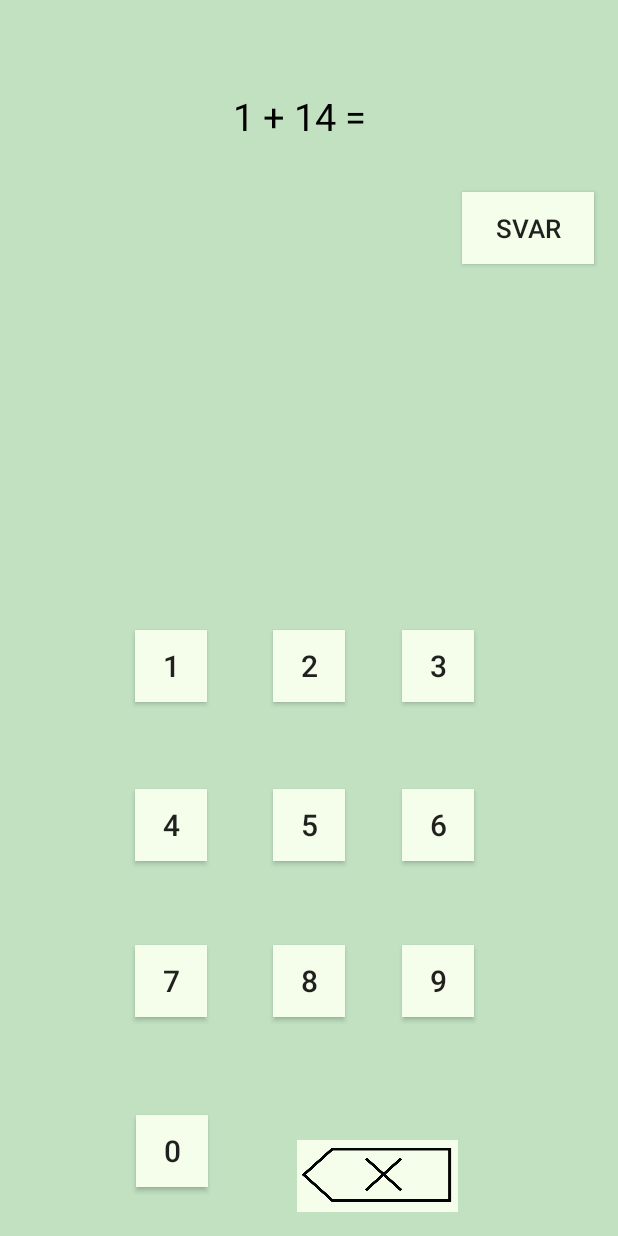
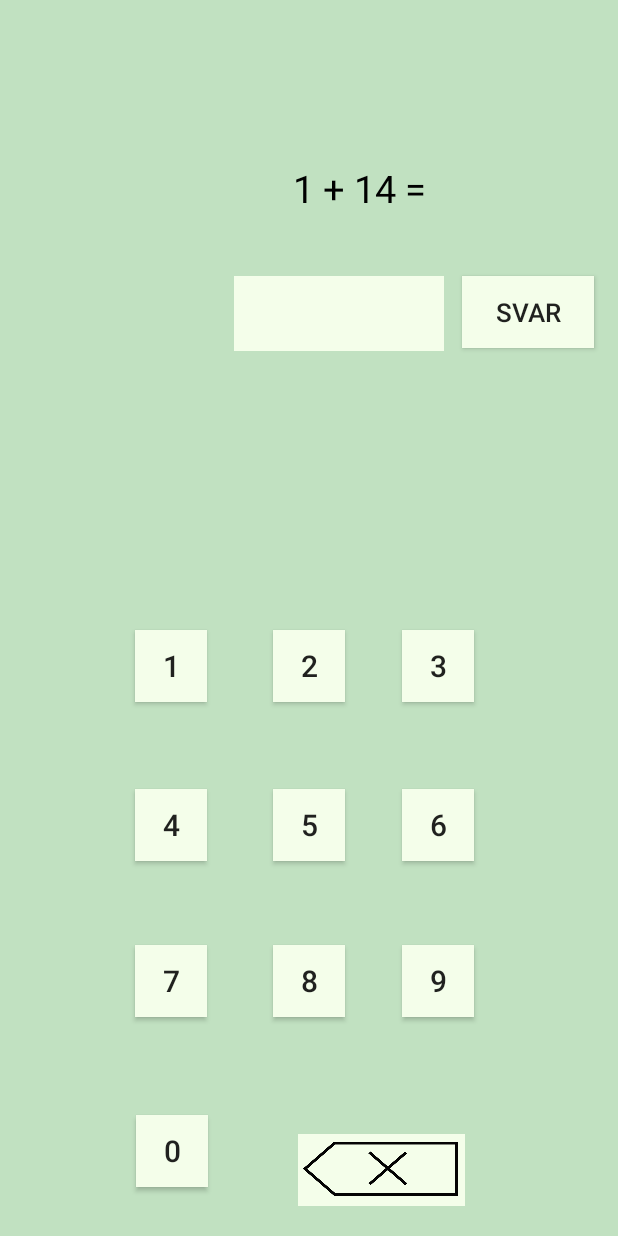
Before and after one commit to jorkop/Mappe1App, an Android app: the Start screen opened directly, with no data from a screen before it, after a tap on "SVAR", on a phone screen of 412 x 824 dp. Run offline under Robolectric (Android 15) with nearby library versions, the phone set to English and light mode, and no system bars; libraries missing offline, so code that uses them is left out: com.muddzdev.styleabletoastlibrary.

Commit message:
Styling og spill

```diff
--- a/app/build.gradle
+++ b/app/build.gradle
@@ -31,6 +31,7 @@ dependencies {
 
     implementation 'androidx.appcompat:appcompat:1.0.0'
     implementation 'androidx.constraintlayout:constraintlayout:1.1.3'
+    implementation 'com.muddzdev:styleabletoast:2.0.1'
     testImplementation 'junit:junit:4.+'
     androidTestImplementation 'androidx.test.ext:junit:1.1.1'
     androidTestImplementation 'androidx.test.espresso:espresso-core:3.1.0'
--- a/app/src/main/java/com/example/mappe1s344183s303045/MainActivity.java
+++ b/app/src/main/java/com/example/mappe1s344183s303045/MainActivity.java
@@ -5,6 +5,8 @@ import android.os.Bundle;
 import android.view.View;
 import android.widget.Button;
 import android.widget.Toast;
+
+import com.muddzdev.styleabletoastlibrary.StyleableToast;
 
 public class MainActivity extends AppCompatActivity {
 
@@ -21,7 +23,6 @@ public class MainActivity extends AppCompatActivity {
         tredjeknapp.setOnClickListener(this::onClick);
         //Lager clicklisteners slik at trykkene registreres
     }
-
 
     public void onClick(View v) {
         if (v.getId() == R.id.startknapp) {
--- a/app/src/main/java/com/example/mappe1s344183s303045/Start.java
+++ b/app/src/main/java/com/example/mappe1s344183s303045/Start.java
@@ -2,13 +2,21 @@ package com.example.mappe1s344183s303045;
 
 import android.os.Bundle;
 import androidx.appcompat.app.AppCompatActivity;
+
+import android.text.AlteredCharSequence;
+import android.view.Gravity;
 import android.view.View;
 import android.widget.Button;
 import android.widget.EditText;
 import android.widget.ImageButton;
 import android.widget.TextView;
+import android.widget.Toast;
+
+import com.muddzdev.styleabletoastlibrary.StyleableToast;
 
 public class Start extends AppCompatActivity implements View.OnClickListener{
+
+    private AlteredCharSequence Snackbar;
 
     @Override
     protected void onCreate(Bundle savedInstanceState) {
@@ -45,6 +53,10 @@ public class Start extends AppCompatActivity implements View.OnClickListener{
         TextView tv = findViewById(R.id.spørsmål);
         int x = (int) (Math.random() * 14 - 0);
         tv.setText(getResources().getStringArray(R.array.regnestykker)[x]);
+    }
+
+    public void showToast(View v){ // Skreddersydd Toast
+        StyleableToast.makeText(this,"Hello world!",R.style.exampleToast).show();
     }
 
     //Funksjonen onClick legger inn tall i inputfeltet fra knappene og sletter hvis slettknappen trykkes
@@ -94,13 +106,33 @@ public class Start extends AppCompatActivity implements View.OnClickListener{
             System.out.println("Could not set text " + e);
         }
 
-        if (v.getId() == R.id.svarknapp) {
+        if (v.getId() == R.id.svarknapp) { // Sammenligner tekst på skjerm med spørsmål-array og henter svar fra svar-array
             TextView spørs = findViewById(R.id.spørsmål);
             String navn = spørs.getText().toString();
             for (int i = 0; i < 15; i++) {
                 if (getResources().getStringArray(R.array.regnestykker)[i].equals(navn)) {
                     String svar = (getResources().getStringArray(R.array.svar)[i]);
                     System.out.println("Svaret er: " + svar);
+
+                    if (svar.equals(resultat)) {
+                        Toast toast = Toast.makeText(getApplicationContext(), "Riktig!", Toast.LENGTH_SHORT);
+                        toast.show();
+                        toast.setGravity(Gravity.CENTER_HORIZONTAL,0,0);
+
+
+                    } else {
+                        Toast toast = Toast.makeText(getApplicationContext(), "Ikke riktig denne gangen!", Toast.LENGTH_LONG);
+                        toast.show();
+                        toast.setGravity(Gravity.CENTER_HORIZONTAL,0,0);
+
+
+                        /* For eventuell styling av Toast
+                        StyleableToast toast = StyleableToast.makeText(getApplicationContext(), "Detta blei feil...", R.style.exampleToast);
+                        toast.show();
+                        toast.setGravity(Gravity.CENTER_HORIZONTAL);
+                         */
+                    }
+
                 }
             }
         }
--- a/app/src/main/res/layout/startspill.xml
+++ b/app/src/main/res/layout/startspill.xml
@@ -13,8 +13,8 @@
         android:id="@+id/spørsmål"
         android:layout_width="wrap_content"
         android:layout_height="wrap_content"
-        android:layout_marginTop="60dp"
-        android:layout_marginEnd="168dp"
+        android:layout_marginTop="108dp"
+        android:layout_marginEnd="128dp"
         android:textColor="@color/black"
         android:textSize="25sp"
         app:layout_constraintRight_toRightOf="parent"
@@ -23,12 +23,14 @@
 
     <TextView
         android:id="@+id/svartekst"
-        android:layout_width="154dp"
-        android:layout_height="69dp"
-        android:layout_marginTop="128dp"
-        android:layout_marginEnd="124dp"
+        android:layout_width="140dp"
+        android:layout_height="50dp"
+        android:layout_marginTop="184dp"
+        android:layout_marginEnd="116dp"
         android:textColor="@color/black"
         android:textSize="25sp"
+        android:background="@color/dusgrønn"
+        android:textAlignment="center"
         app:layout_constraintRight_toRightOf="parent"
         app:layout_constraintTop_toTopOf="parent">
     </TextView>
@@ -37,10 +39,10 @@
         android:id="@+id/svarknapp"
         android:layout_width="wrap_content"
         android:layout_height="wrap_content"
-        android:layout_marginTop="128dp"
+        android:layout_marginTop="184dp"
         android:layout_marginEnd="16dp"
+        android:background="@color/dusgrønn"
         android:text="@string/svarknapp"
-        android:background="@color/dusgrønn"
         android:textSize="17sp"
         app:layout_constraintRight_toRightOf="parent"
         app:layout_constraintTop_toTopOf="parent" />
@@ -185,20 +187,20 @@
 
     <ImageButton
         android:id="@+id/slettknapp"
-        android:layout_width="107dp"
+        android:layout_width="111dp"
         android:layout_height="48dp"
-        android:layout_marginBottom="16dp"
+        android:layout_marginBottom="20dp"
         android:background="?android:attr/selectableItemBackgroundBorderless"
+        android:clickable="true"
+        android:contentDescription="@string/slettknapp"
+        android:focusable="true"
+        android:foreground="@drawable/backspace"
         android:scaleType="fitCenter"
         android:src="@color/dusgrønn"
-        android:clickable="true"
-        android:focusable="true"
-        android:foreground="@drawable/backspace"
         app:layout_constraintBottom_toBottomOf="parent"
-        app:layout_constraintHorizontal_bias="0.649"
+        app:layout_constraintHorizontal_bias="0.66"
         app:layout_constraintLeft_toLeftOf="parent"
-        app:layout_constraintRight_toRightOf="parent"
-        android:contentDescription="@string/slettknapp" />
+        app:layout_constraintRight_toRightOf="parent" />
 
 
 </androidx.constraintlayout.widget.ConstraintLayout>
--- a/app/src/main/res/values/themes.xml
+++ b/app/src/main/res/values/themes.xml
@@ -7,4 +7,14 @@
         <item name="android:windowFullscreen">true</item>
         <!-- Customize your theme here. -->
     </style>
+    <style name="exampleToast">
+        <item name="colorBackground">@color/dusgrønn</item>
+        <item name="textColor">#000</item>
+        <item name="iconLeft">@drawable/ikon</item>
+        <item name="strokeColor">#000</item>
+        <item name="strokeWidth">30dp</item>
+        <item name="length">LONG</item>
+        <item name="cornerRadius">3dp</item>
+    </style>
+
 </resources>
--- a/build.gradle
+++ b/build.gradle
@@ -3,6 +3,7 @@ buildscript {
     repositories {
         google()
         mavenCentral()
+        maven { url "https://jitpack.io"; }
     }
     dependencies {
         classpath "com.android.tools.build:gradle:7.0.2"
```
